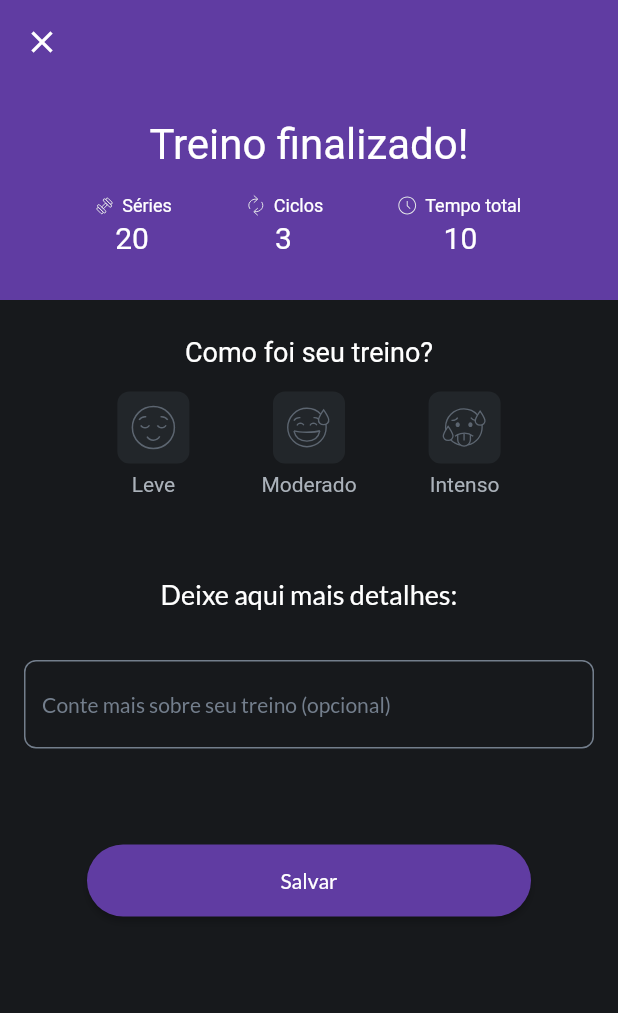
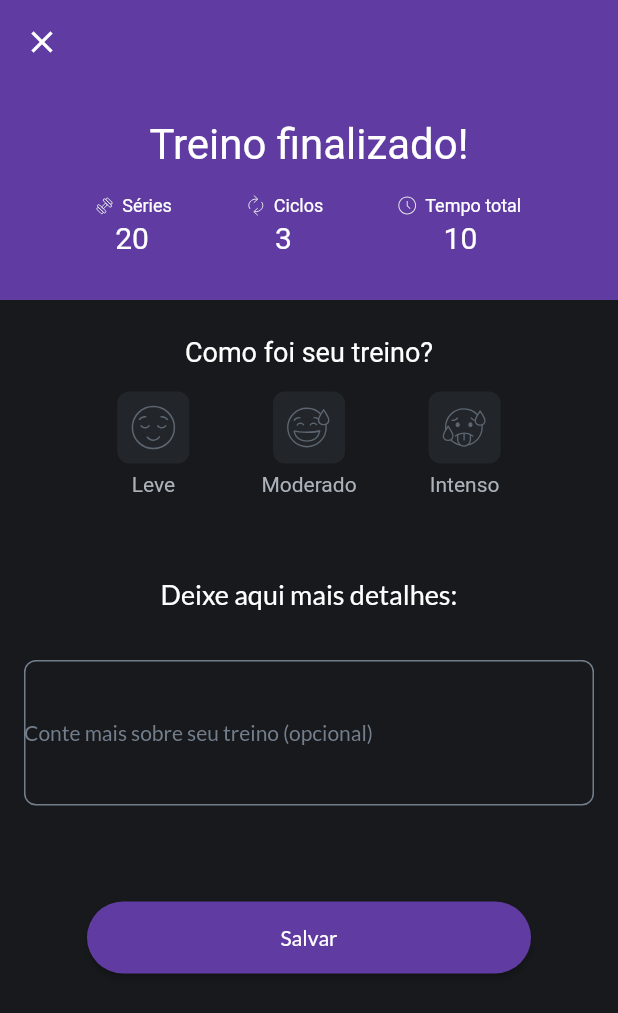
Before and after one commit to abnerescocio/flutter_app_hackaton, a Flutter app: the FinishedTrainingScreen screen opened by its route, on a phone screen of 412 x 824 dp. Shown: the top 1013 px of the screen. Run offline on Flutter 3.47's test engine with Material 2 defaults, Android fonts, the phone set to English and light mode, and no system bars; our stand-ins replace bloc, cloud_firestore, firebase_core, flutter_bloc, flutter_svg, flutter_svg_provider and 2 more; accounts and stored records are empty; generated files the repository leaves out were written again; Roboto replaces fonts that are missing (Lato-Black).

Commit message:
Creating finished_training.dart

```diff
--- a/lib/src/finished_training/finished_training.dart
+++ b/lib/src/finished_training/finished_training.dart
@@ -109,7 +109,8 @@ class _FinishedTrainingScreenState extends State<FinishedTrainingScreen> {
                 ),
               ),
             ),
-            body: Column(
+            body: SingleChildScrollView(
+              child: Column(
                 children: [
                   const SizedBox(
                     height: 24,
@@ -199,7 +200,15 @@ class _FinishedTrainingScreenState extends State<FinishedTrainingScreen> {
                           _comment = text;
                         });
                       },
+                      style: const TextStyle(
+                        fontFamily: 'Lato',
+                        fontSize: 14,
+                        color: CustomColors.neutralColor20,
+                      ),
                       decoration: InputDecoration(
+                        isDense: true,
+                        contentPadding:
+                        const EdgeInsets.symmetric(vertical: 40.0),
                         fillColor: CustomColors.neutralColor20,
                         hintStyle: const TextStyle(
                           fontFamily: 'Lato',
@@ -208,9 +217,8 @@ class _FinishedTrainingScreenState extends State<FinishedTrainingScreen> {
                         ),
                         enabledBorder: OutlineInputBorder(
                           borderRadius: BorderRadius.circular(8),
-                        borderSide: const BorderSide(
-                          color: CustomColors.neutralColor50,
-                        ),
+                          borderSide:
+                          BorderSide(color: CustomColors.neutralColor50),
                         ),
                         hintText: 'Conte mais sobre seu treino (opcional)',
                       ),
@@ -227,6 +235,7 @@ class _FinishedTrainingScreenState extends State<FinishedTrainingScreen> {
                   )
                 ],
               ),
+            )
           );
         });
   }
```
Lines whose indentation alone changed are shown as unchanged.
